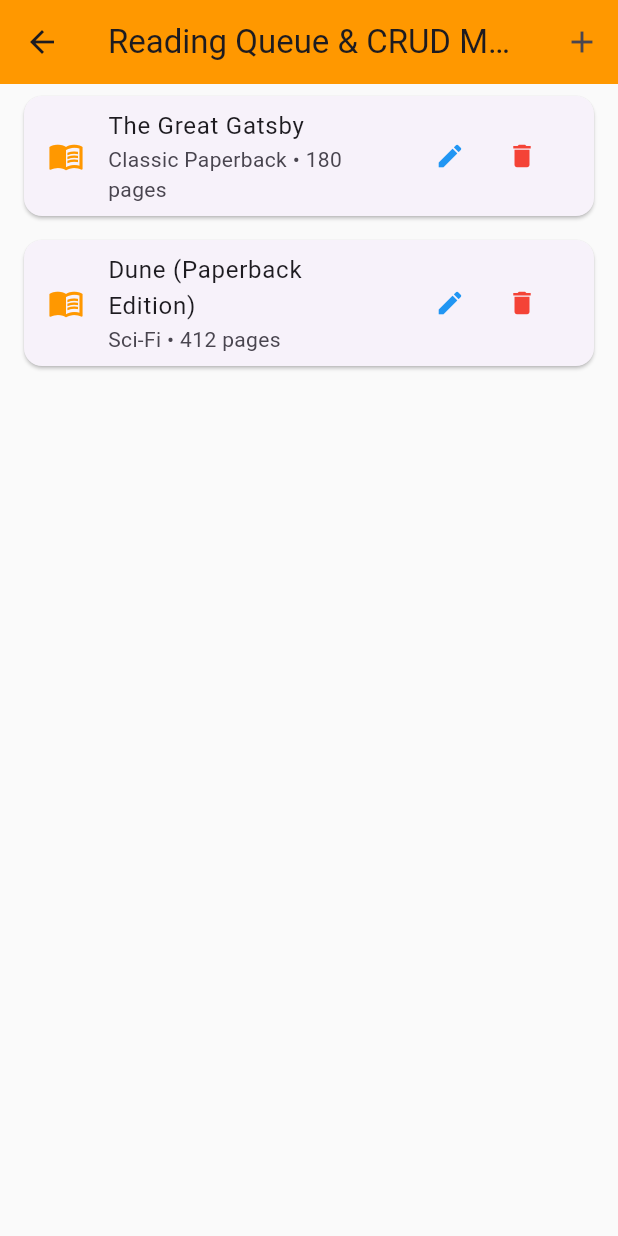
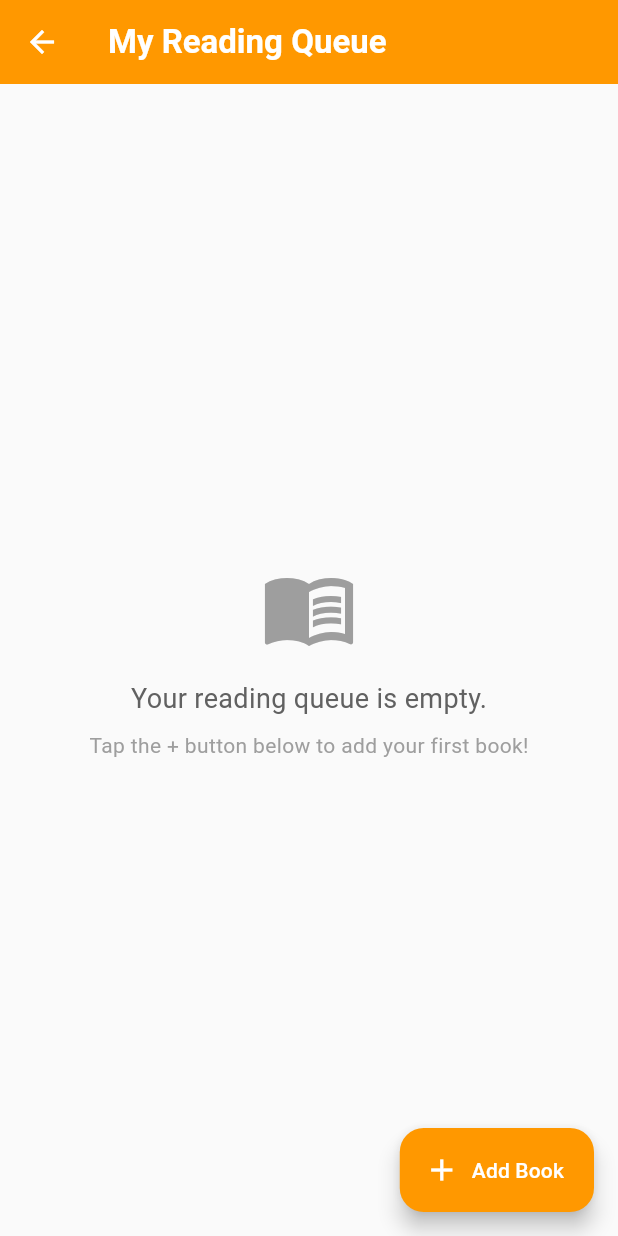
Before and after one commit to code-earth30/MagiPage-Application, a Flutter app: the TrackingScreen screen opened directly, on a phone screen of 412 x 824 dp. Run offline on Flutter 3.47's test engine with Material 3 defaults, Android fonts, the phone set to English and light mode, and no system bars; our stand-ins replace google_fonts, shared_preferences; accounts and stored records are empty.

Commit message:
Local Storage & Polished CRUD Operations
Made use of shared_preferences and JSON encoding to make use of local storage, and finished off CRUD operations.

```diff
--- a/lib/screens/tracking_screen.dart
+++ b/lib/screens/tracking_screen.dart
@@ -1,4 +1,7 @@
+import 'dart:convert';
 import 'package:flutter/material.dart';
+import 'package:shared_preferences/shared_preferences.dart';
+import 'package:google_fonts/google_fonts.dart';
 
 class TrackingScreen extends StatefulWidget {
   const TrackingScreen({super.key});
@@ -8,10 +11,31 @@ class TrackingScreen extends StatefulWidget {
 }
 
 class _TrackingScreenState extends State<TrackingScreen> {
-  final List<Map<String, String>> _weeklyBooks = [
-    {'title': 'The Great Gatsby', 'genre': 'Classic Paperback', 'pages': '180 pages'},
-    {'title': 'Dune (Paperback Edition)', 'genre': 'Sci-Fi', 'pages': '412 pages'},
-  ];
+  List<Map<String, String>> _readingQueue = [];
+
+  @override
+  void initState() {
+    super.initState();
+    _loadQueue();
+  }
+
+  Future<void> _loadQueue() async {
+    final prefs = await SharedPreferences.getInstance();
+    final String? queueString = prefs.getString('magipage_reading_queue');
+
+    if (queueString != null) {
+      final List<dynamic> decodedList = jsonDecode(queueString);
+      setState(() {
+        _readingQueue = decodedList.map((item) => Map<String, String>.from(item)).toList();
+      });
+    }
+  }
+
+  Future<void> _saveQueue() async {
+    final prefs = await SharedPreferences.getInstance();
+    final String encodedList = jsonEncode(_readingQueue);
+    await prefs.setString('magipage_reading_queue', encodedList);
+  }
 
   void _showBookDialog({Map<String, String>? existingBook, int? index}) {
     final titleController = TextEditingController(text: existingBook?['title'] ?? '');
@@ -21,13 +45,15 @@ class _TrackingScreenState extends State<TrackingScreen> {
     showDialog(
       context: context,
       builder: (context) => AlertDialog(
-        title: Text(existingBook == null ? 'Add New Paperback' : 'Edit Paperback'),
+        title: Text(existingBook == null ? 'Add Book to Queue' : 'Edit Book Details', style: GoogleFonts.roboto(fontWeight: FontWeight.bold)),
         content: Column(
           mainAxisSize: MainAxisSize.min,
           children: [
-            TextField(controller: titleController, decoration: const InputDecoration(labelText: 'Book Title')),
-            TextField(controller: genreController, decoration: const InputDecoration(labelText: 'Genre')),
-            TextField(controller: pagesController, decoration: const InputDecoration(labelText: 'Pages')),
+            TextField(controller: titleController, decoration: const InputDecoration(labelText: 'Book Title & Author', border: OutlineInputBorder())),
+            const SizedBox(height: 12),
+            TextField(controller: genreController, decoration: const InputDecoration(labelText: 'Genre / Category', border: OutlineInputBorder())),
+            const SizedBox(height: 12),
+            TextField(controller: pagesController, decoration: const InputDecoration(labelText: 'Page Count', border: OutlineInputBorder())),
           ],
         ),
         actions: [
@@ -41,23 +67,24 @@ class _TrackingScreenState extends State<TrackingScreen> {
               if (titleController.text.trim().isNotEmpty) {
                 setState(() {
                   if (existingBook == null) {
-                    _weeklyBooks.add({
+                    _readingQueue.add({
                       'title': titleController.text,
                       'genre': genreController.text.isEmpty ? 'Paperback' : genreController.text,
                       'pages': pagesController.text.isEmpty ? '200 pages' : pagesController.text,
                     });
                   } else {
-                    _weeklyBooks[index!] = {
+                    _readingQueue[index!] = {
                       'title': titleController.text,
                       'genre': genreController.text,
                       'pages': pagesController.text,
                     };
                   }
                 });
+                _saveQueue();
                 Navigator.pop(context);
               }
             },
-            child: Text(existingBook == null ? 'Add' : 'Save'),
+            child: Text(existingBook == null ? 'Add Book' : 'Save Changes'),
           ),
         ],
       ),
@@ -66,10 +93,11 @@ class _TrackingScreenState extends State<TrackingScreen> {
 
   void _deleteBook(int index) {
     setState(() {
-      _weeklyBooks.removeAt(index);
+      _readingQueue.removeAt(index);
     });
+    _saveQueue();
     ScaffoldMessenger.of(context).showSnackBar(
-      const SnackBar(content: Text('Paperback removed from queue'), backgroundColor: Colors.redAccent),
+      const SnackBar(content: Text('Book removed from queue'), backgroundColor: Colors.redAccent),
     );
   }
 
@@ -77,37 +105,50 @@ class _TrackingScreenState extends State<TrackingScreen> {
   Widget build(BuildContext context) {
     return Scaffold(
       appBar: AppBar(
-        title: const Text('Reading Queue & CRUD Manager'),
+        title: Text('My Reading Queue', style: GoogleFonts.roboto(fontWeight: FontWeight.bold, color: Colors.white)),
         backgroundColor: Colors.orange,
-        actions: [
-          IconButton(
-            icon: const Icon(Icons.add),
-            tooltip: 'Add Book',
-            onPressed: () => _showBookDialog(),
-          ),
-        ],
+        iconTheme: const IconThemeData(color: Colors.white),
       ),
-      body: _weeklyBooks.isEmpty
-          ? const Center(child: Text('No books in queue. Tap + to add one!'))
+      body: _readingQueue.isEmpty
+          ? Center(
+              child: Column(
+                mainAxisAlignment: MainAxisAlignment.center,
+                children: [
+                  const Icon(Icons.menu_book, size: 64, color: Colors.grey),
+                  const SizedBox(height: 16),
+                  Text('Your reading queue is empty.', style: GoogleFonts.roboto(fontSize: 18, color: Colors.grey[700])),
+                  const SizedBox(height: 8),
+                  const Text('Tap the + button below to add your first book!', style: TextStyle(color: Colors.grey)),
+                ],
+              ),
+            )
           : ListView.builder(
-              itemCount: _weeklyBooks.length,
+              itemCount: _readingQueue.length,
               itemBuilder: (context, index) {
-                final book = _weeklyBooks[index];
+                final book = _readingQueue[index];
                 return Card(
                   margin: const EdgeInsets.symmetric(horizontal: 16, vertical: 8),
+                  elevation: 2,
                   child: ListTile(
-                    leading: const Icon(Icons.menu_book, color: Colors.orange),
-                    title: Text(book['title']!),
-                    subtitle: Text('${book['genre']} • ${book['pages']}'),
+                    contentPadding: const EdgeInsets.symmetric(horizontal: 16, vertical: 8),
+                    leading: const CircleAvatar(
+                      backgroundColor: Colors.orange,
+                      child: Icon(Icons.book, color: Colors.white),
+                    ),
+                    title: Text(book['title']!, style: GoogleFonts.roboto(fontWeight: FontWeight.bold, fontSize: 16)),
+                    subtitle: Padding(
+                      padding: const EdgeInsets.only(top: 4.0),
+                      child: Text('${book['genre']} • ${book['pages']}', style: TextStyle(color: Colors.grey[600])),
+                    ),
                     trailing: Row(
                       mainAxisSize: MainAxisSize.min,
                       children: [
                         IconButton(
-                          icon: const Icon(Icons.edit, size: 20, color: Colors.blue),
+                          icon: const Icon(Icons.edit, color: Colors.blue),
                           onPressed: () => _showBookDialog(existingBook: book, index: index),
                         ),
                         IconButton(
-                          icon: const Icon(Icons.delete, size: 20, color: Colors.red),
+                          icon: const Icon(Icons.delete, color: Colors.red),
                           onPressed: () => _deleteBook(index),
                         ),
                       ],
@@ -128,6 +169,13 @@ class _TrackingScreenState extends State<TrackingScreen> {
                 );
               },
             ),
+      floatingActionButton: FloatingActionButton.extended(
+        backgroundColor: Colors.orange,
+        foregroundColor: Colors.white,
+        onPressed: () => _showBookDialog(),
+        icon: const Icon(Icons.add),
+        label: const Text('Add Book'),
+      ),
     );
   }
 }
@@ -143,32 +191,40 @@ class BookDetailView extends StatelessWidget {
   Widget build(BuildContext context) {
     return Scaffold(
       appBar: AppBar(
-        title: Text(bookTitle),
+        title: Text(bookTitle, style: GoogleFonts.roboto(fontWeight: FontWeight.bold, color: Colors.white)),
         backgroundColor: Colors.orange,
+        iconTheme: const IconThemeData(color: Colors.white),
       ),
       body: Padding(
-        padding: const EdgeInsets.all(20.0),
+        padding: const EdgeInsets.all(24.0),
         child: Column(
           crossAxisAlignment: CrossAxisAlignment.start,
           children: [
             Text(
               bookTitle,
-              style: const TextStyle(fontSize: 24, fontWeight: FontWeight.bold, color: Colors.orange),
+              style: GoogleFonts.roboto(fontSize: 24, fontWeight: FontWeight.bold, color: Colors.orange.shade800),
             ),
-            const SizedBox(height: 10),
-            Text('Genre: $genre', style: const TextStyle(fontSize: 16, color: Colors.grey)),
-            const SizedBox(height: 5),
-            Text('Length: $pages', style: const TextStyle(fontSize: 16, color: Colors.grey)),
+            const SizedBox(height: 12),
+            Row(
+              children: [
+                Chip(label: Text(genre)),
+                const SizedBox(width: 8),
+                Chip(label: Text(pages)),
+              ],
+            ),
             const SizedBox(height: 20),
             const Text(
               'Mounted securely on your MagiPage magnetic book holder for effortless, hands-free reading.',
-              style: TextStyle(fontSize: 15, height: 1.4),
+              style: TextStyle(fontSize: 16, height: 1.5, color: Colors.black87),
             ),
             const Spacer(),
-            ElevatedButton(
-              style: ElevatedButton.styleFrom(backgroundColor: Colors.orange, foregroundColor: Colors.white),
-              onPressed: () => Navigator.pop(context),
-              child: const Text('Back to Tracker'),
+            SizedBox(
+              width: double.infinity,
+              child: ElevatedButton(
+                style: ElevatedButton.styleFrom(backgroundColor: Colors.orange, foregroundColor: Colors.white, padding: const EdgeInsets.all(14)),
+                onPressed: () => Navigator.pop(context),
+                child: const Text('Back to Reading Queue', style: TextStyle(fontSize: 16)),
+              ),
             ),
           ],
         ),
--- a/pubspec.yaml
+++ b/pubspec.yaml
@@ -30,10 +30,10 @@ environment:
 dependencies:
   flutter:
     sdk: flutter
-
-  # The following adds the Cupertino Icons font to your application.
-  # Use with the CupertinoIcons class for iOS style icons.
   cupertino_icons: ^1.0.8
+  shared_preferences: ^2.2.2
+  google_fonts: ^6.2.1
+  intl: ^0.19.0
 
 dev_dependencies:
   flutter_test:
```
Also changed, not shown: lib/screens/home_screen.dart (+14 -14 lines), pubspec.lock, 3 other files.
